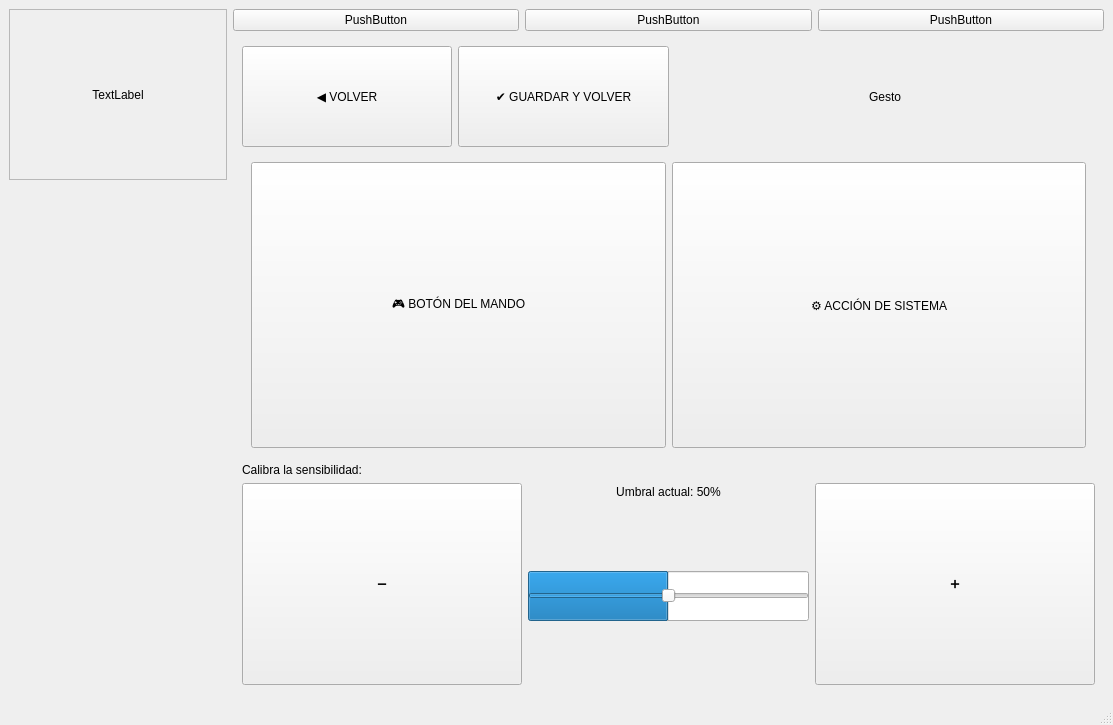
Old version of the form prueba.ui in the repository Ivigaga/TFG.
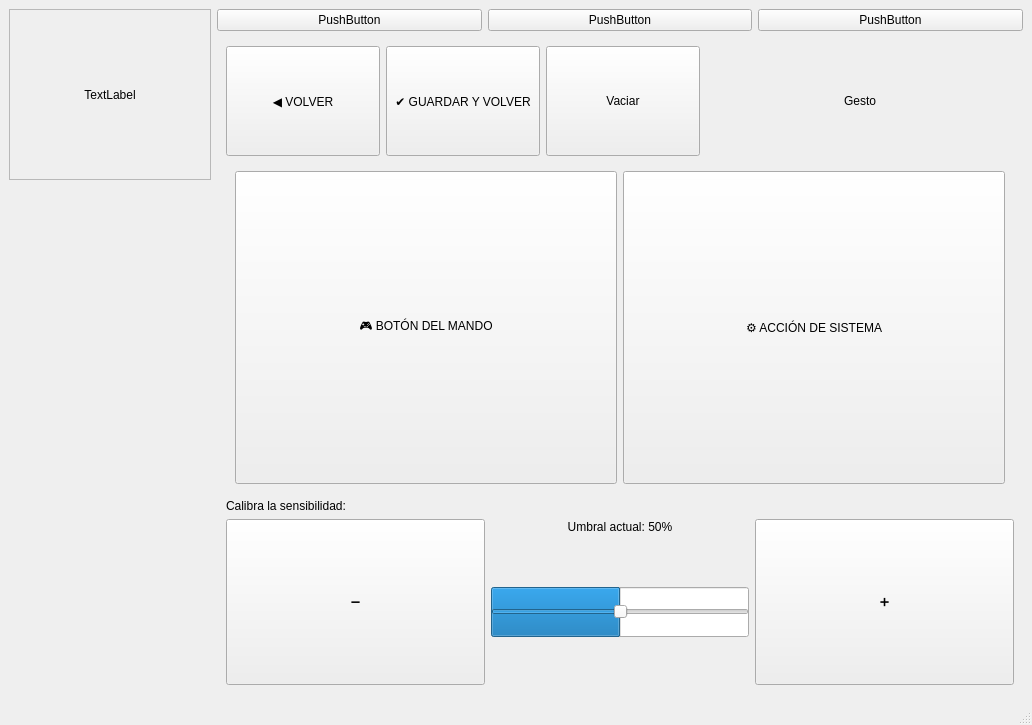
New version of the form. The open tabs and pages were chosen to show the change.

Patch:
```diff
--- a/prueba.ui
+++ b/prueba.ui
@@ -6,7 +6,7 @@
    <rect>
     <x>0</x>
     <y>0</y>
-    <width>1113</width>
+    <width>1032</width>
     <height>725</height>
    </rect>
   </property>
@@ -137,7 +137,7 @@
              </sizepolicy>
             </property>
             <property name="currentIndex">
-             <number>1</number>
+             <number>0</number>
             </property>
             <widget class="QWidget" name="mainPage">
              <property name="sizePolicy">
@@ -431,9 +431,9 @@
              </layout>
             </widget>
             <widget class="QWidget" name="controlsPage">
-             <layout class="QVBoxLayout" name="verticalLayout_controlsPage" stretch="2,6,0,4">
+             <layout class="QVBoxLayout" name="verticalLayout_controlsPage" stretch="2,6,0,3">
               <item>
-               <layout class="QHBoxLayout" name="horizontalLayout_controlsHeader" stretch="1,1,2">
+               <layout class="QHBoxLayout" name="horizontalLayout_controlsHeader" stretch="1,1,1,2">
                 <item>
                  <widget class="QPushButton" name="controlsCancelButton">
                   <property name="sizePolicy">
@@ -448,7 +448,7 @@
                  </widget>
                 </item>
                 <item>
-                 <widget class="QPushButton" name="controlSaveButon">
+                 <widget class="QPushButton" name="controlsSaveButon">
                   <property name="sizePolicy">
                    <sizepolicy hsizetype="Expanding" vsizetype="Minimum">
                     <horstretch>0</horstretch>
@@ -463,6 +463,19 @@
                   </property>
                  </widget>
                 </item>
+                <item>
+                 <widget class="QPushButton" name="controlsCleanButton">
+                  <property name="sizePolicy">
+                   <sizepolicy hsizetype="Expanding" vsizetype="Expanding">
+                    <horstretch>0</horstretch>
+                    <verstretch>0</verstretch>
+                   </sizepolicy>
+                  </property>
+                  <property name="text">
+                   <string>Vaciar</string>
+                  </property>
+                 </widget>
+                </item>
                 <item>
                  <widget class="QLabel" name="gestureLabel">
                   <property name="text">
@@ -864,7 +877,7 @@
     <rect>
      <x>0</x>
      <y>0</y>
-     <width>1113</width>
+     <width>1032</width>
      <height>33</height>
     </rect>
    </property>
```
